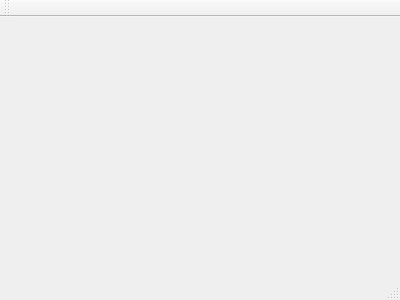
Qt form mainwindow.ui (mt0982/QImageProcessing) before a commit.
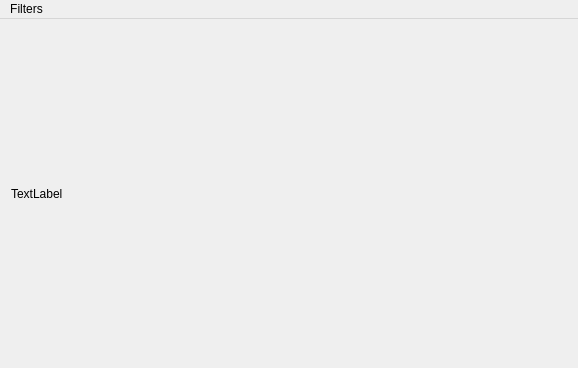
The same form after that commit.

Patch:
```diff
--- a/mainwindow.ui
+++ b/mainwindow.ui
@@ -1,24 +1,52 @@
 <ui version="4.0">
  <class>MainWindow</class>
- <widget class="QMainWindow" name="MainWindow" >
-  <property name="geometry" >
+ <widget class="QMainWindow" name="MainWindow">
+  <property name="geometry">
    <rect>
     <x>0</x>
     <y>0</y>
-    <width>400</width>
-    <height>300</height>
+    <width>578</width>
+    <height>368</height>
    </rect>
   </property>
   <property name="windowTitle" >
    <string>MainWindow</string>
   </property>
-  <widget class="QMenuBar" name="menuBar" />
-  <widget class="QToolBar" name="mainToolBar" />
-  <widget class="QWidget" name="centralWidget" />
-  <widget class="QStatusBar" name="statusBar" />
+  <widget class="QWidget" name="centralWidget">
+   <layout class="QGridLayout" name="gridLayout">
+    <item row="0" column="0">
+     <widget class="QLabel" name="labelImage">
+      <property name="text">
+       <string>TextLabel</string>
+      </property>
+     </widget>
+    </item>
+   </layout>
+  </widget>
+  <widget class="QMenuBar" name="menuBar">
+   <property name="geometry">
+    <rect>
+     <x>0</x>
+     <y>0</y>
+     <width>578</width>
+     <height>20</height>
+    </rect>
+   </property>
+   <widget class="QMenu" name="menuFilters">
+    <property name="title">
+     <string>Filters</string>
+    </property>
+    <addaction name="actionGauss"/>
+   </widget>
+   <addaction name="menuFilters"/>
+  </widget>
+  <action name="actionGauss">
+   <property name="text">
+    <string>Gauss</string>
+   </property>
+  </action>
  </widget>
- <layoutDefault spacing="6" margin="11" />
- <pixmapfunction></pixmapfunction>
+ <layoutdefault spacing="6" margin="11"/>
  <resources/>
  <connections/>
 </ui>
```
Left out of the diff: 3 changed lines with no effect on the pictures.
